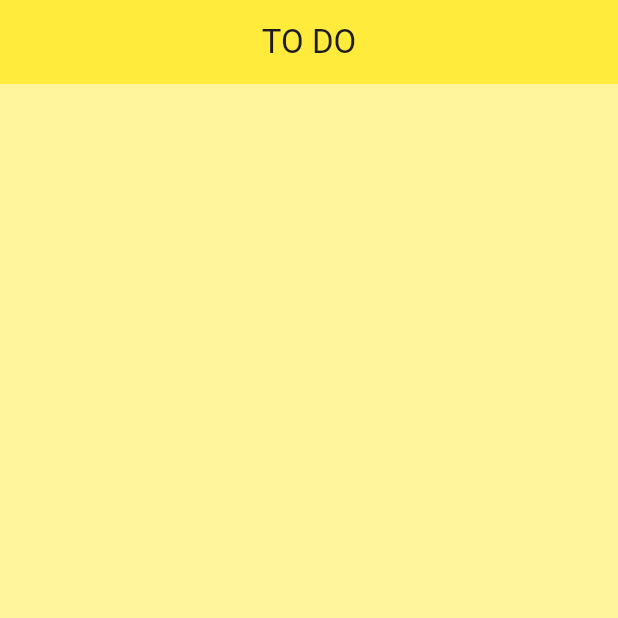
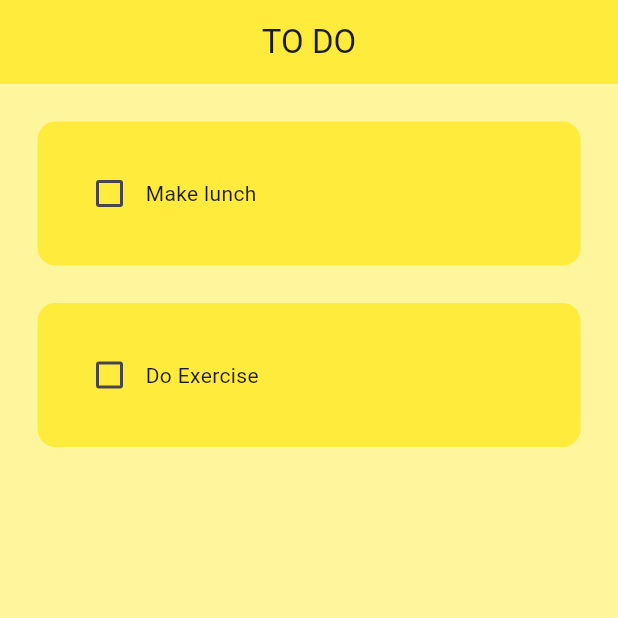
Before and after one commit to JonMirzoDev/ToDo-App, a Flutter app: the screen it shows after launch, on a phone screen of 412 x 824 dp, the top half of it. Run offline on Flutter 3.47's test engine with Material 3 defaults, Android fonts, the phone set to English and light mode, and no system bars.

Commit message:
created tile and home page stateful widgets

```diff
--- a/lib/pages/home_page.dart
+++ b/lib/pages/home_page.dart
@@ -1,4 +1,5 @@
 import 'package:flutter/material.dart';
+import 'package:flutter_application_2/util/todo_tile.dart';
 
 class HomePage extends StatefulWidget {
   const HomePage({super.key});
@@ -8,6 +9,17 @@ class HomePage extends StatefulWidget {
 }
 
 class _HomePageState extends State<HomePage> {
+  List toDoList = [
+    ['Make lunch', false],
+    ['Do Exercise', false]
+  ];
+
+  void changeCheckBox(value, index) {
+    setState(() {
+      toDoList[index][1] = !toDoList[index][1];
+    });
+  }
+
   @override
   Widget build(BuildContext context) {
     return Scaffold(
@@ -15,7 +27,16 @@ class _HomePageState extends State<HomePage> {
       appBar: AppBar(
         title: const Center(child: Text('TO DO')),
         backgroundColor: Colors.yellow,
+        elevation: 0,
       ),
+      body: ListView.builder(
+          itemCount: toDoList.length,
+          itemBuilder: (context, index) {
+            return TodoTile(
+                taskName: toDoList[index][0],
+                taskCompleted: toDoList[index][1],
+                onChanged: (value) => changeCheckBox(value, index));
+          }),
     );
   }
 }
--- /dev/null
+++ b/lib/util/todo_tile.dart
@@ -0,0 +1,42 @@
+import 'package:flutter/material.dart';
+import 'package:flutter/widgets.dart';
+
+class TodoTile extends StatelessWidget {
+  final String taskName;
+  final bool taskCompleted;
+  Function(bool?)? onChanged;
+
+  TodoTile(
+      {super.key,
+      required this.taskName,
+      required this.taskCompleted,
+      required this.onChanged});
+
+  @override
+  Widget build(BuildContext context) {
+    return Padding(
+      padding: const EdgeInsets.only(left: 25.0, right: 25, top: 25),
+      child: Container(
+        padding: const EdgeInsets.all(24),
+        decoration: BoxDecoration(
+            color: Colors.yellow, borderRadius: BorderRadius.circular(12)),
+        child: Row(
+          children: [
+            Checkbox(
+              value: taskCompleted,
+              onChanged: onChanged,
+              activeColor: Colors.black,
+            ),
+            Text(
+              taskName,
+              style: TextStyle(
+                  decoration: taskCompleted
+                      ? TextDecoration.lineThrough
+                      : TextDecoration.none),
+            ),
+          ],
+        ),
+      ),
+    );
+  }
+}
```
